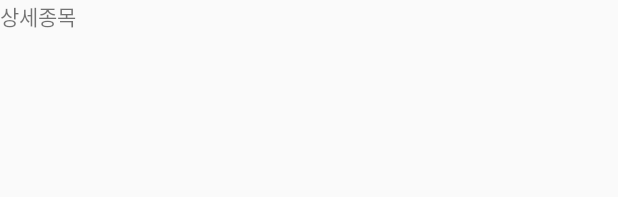
After one commit to aekik1118/DOLMONO, an Android app: the layout jongmok_layout.xml on its own in the app's theme, with its tools: preview values and no code run, on a phone screen of 412 x 824 dp. The commit adds this screen. Shown: the top 197 px of the screen. Run offline under Robolectric (Android 15) with nearby library versions, the phone set to English and light mode, and no system bars.

Commit message:
경기종목 메인화면 틀만 만듬 육상 버튼만 기능추가

```diff
--- a/app/src/main/java/org/techtown/dolmonoproto/MainActivity.java
+++ b/app/src/main/java/org/techtown/dolmonoproto/MainActivity.java
@@ -132,6 +132,8 @@ public class MainActivity extends AppCompatActivity
             manager.beginTransaction().replace(R.id.content_main,new symbol()).addToBackStack(null).commit();
         }else if(index == 0){
             manager.beginTransaction().replace(R.id.content_main,new introduce()).addToBackStack(null).commit();
+        }else if(index == 53){
+            manager.beginTransaction().replace(R.id.content_main,new jongmok()).addToBackStack(null).commit();
         }
 
     }
--- /dev/null
+++ b/app/src/main/res/layout/jongmok_layout.xml
@@ -0,0 +1,11 @@
+<?xml version="1.0" encoding="utf-8"?>
+<LinearLayout xmlns:android="http://schemas.android.com/apk/res/android"
+    android:orientation="vertical" android:layout_width="match_parent"
+    android:layout_height="match_parent">
+
+    <TextView
+        android:id="@+id/textView4"
+        android:layout_width="match_parent"
+        android:layout_height="wrap_content"
+        android:text="상세종목" />
+</LinearLayout>
```
Also changed, not shown: app/src/main/java/org/techtown/dolmonoproto/jongmok.java (added, +34 -0 lines), app/src/main/java/org/techtown/dolmonoproto/jongmokMain.java (+15 -0 lines).
